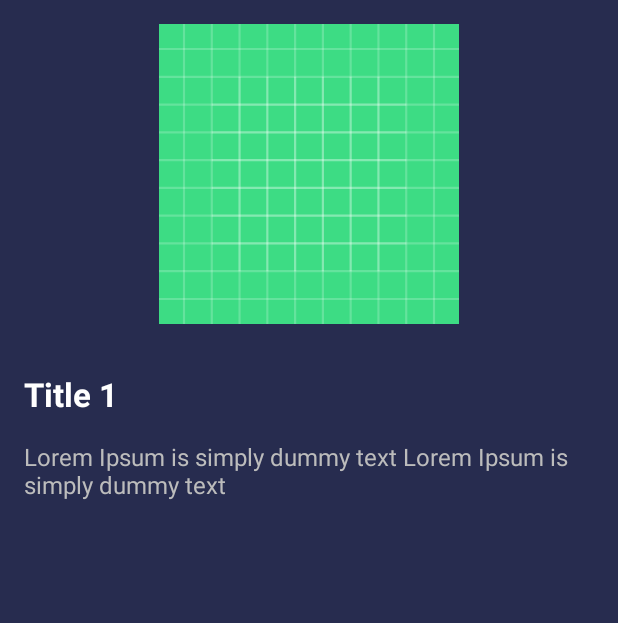
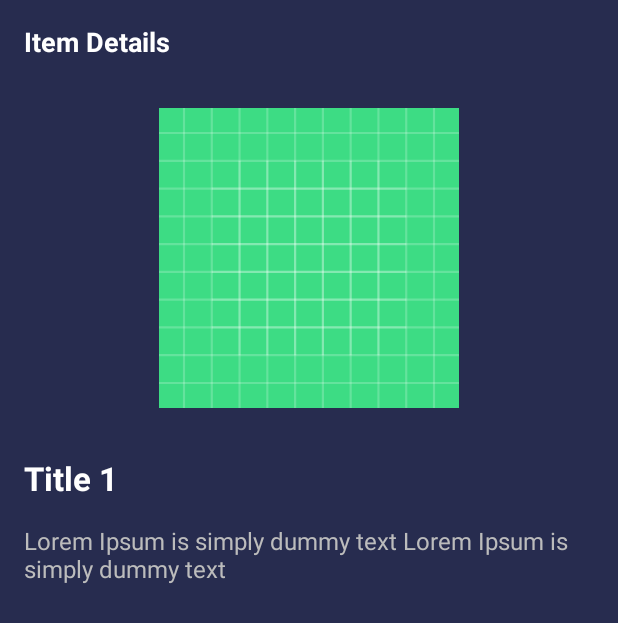
Before and after one commit to kundan-gif/NoBrokerAssignment, an Android app: the layout activity_item_details.xml on its own in the app's theme, with its tools: preview values and no code run, on a phone screen of 412 x 824 dp. Shown: the top 623 px of the screen. Run offline under Robolectric (Android 15) with nearby library versions, the light colour scheme and no system bars.

```diff
--- a/Assignment/app/build.gradle
+++ b/Assignment/app/build.gradle
@@ -77,9 +77,4 @@ dependencies {
     implementation 'androidx.cardview:cardview:1.0.0'
     implementation 'com.github.bumptech.glide:glide:4.12.0'
     annotationProcessor 'com.github.bumptech.glide:compiler:4.12.0'
-    implementation 'com.balysv:material-ripple:1.0.2'
-    implementation 'com.mikhaellopez:circularimageview:3.2.0'
-
-
-
 }
--- /dev/null
+++ b/Assignment/app/src/main/res/anim/anim_splash.xml
@@ -0,0 +1,17 @@
+<?xml version="1.0" encoding="utf-8"?>
+<set xmlns:android="http://schemas.android.com/apk/res/android"
+    android:fillAfter="true">
+    <translate
+        android:duration="2000"
+        android:fromXDelta="0%p"
+        android:fromYDelta="0%p"
+        android:interpolator="@android:anim/accelerate_decelerate_interpolator"
+        android:toXDelta="0%p"
+        android:toYDelta="50%p" />
+
+    <alpha
+        android:duration="2000"
+        android:fromAlpha="0.0"
+        android:interpolator="@android:anim/accelerate_decelerate_interpolator"
+        android:toAlpha="1.0" />
+</set>
--- /dev/null
+++ b/Assignment/app/src/main/res/drawable/ic_baseline_arrow_back_24.xml
@@ -0,0 +1,5 @@
+<vector android:height="24dp" android:tint="#FFFFFF"
+    android:viewportHeight="24" android:viewportWidth="24"
+    android:width="24dp" xmlns:android="http://schemas.android.com/apk/res/android">
+    <path android:fillColor="@android:color/white" android:pathData="M20,11H7.83l5.59,-5.59L12,4l-8,8 8,8 1.41,-1.41L7.83,13H20v-2z"/>
+</vector>
--- a/Assignment/app/src/main/res/layout/activity_item_details.xml
+++ b/Assignment/app/src/main/res/layout/activity_item_details.xml
@@ -7,6 +7,22 @@
     android:orientation="vertical"
     android:layout_height="match_parent"
     tools:context=".views.ItemDetailsActivity">
+    <androidx.appcompat.widget.Toolbar
+        android:id="@+id/toolbar_item_details_activity"
+        android:layout_width="match_parent"
+        android:layout_height="?attr/actionBarSize">
+
+        <TextView
+            android:id="@+id/tv_title"
+            android:layout_width="match_parent"
+            android:layout_height="match_parent"
+            android:gravity="center_vertical"
+            android:text="Item Details"
+            android:textColor="@color/colorWhite"
+            android:textSize="18sp"
+            android:textStyle="bold" />
+
+    </androidx.appcompat.widget.Toolbar>
     <ImageView
         android:layout_width="match_parent"
         android:id="@+id/ivImage"
```
Also changed, not shown: Assignment/app/src/main/AndroidManifest.xml (+7 -2 lines), Assignment/app/src/main/java/com/masai/nobroker/views/ItemDetailsActivity.kt (+28 -0 lines), Assignment/app/src/main/java/com/masai/nobroker/views/SplashActivity.kt (added, +48 -0 lines), Assignment/app/src/main/res/layout/activity_splash.xml (added, +22 -0 lines), Assignment/app/src/main/res/values/styles.xml (+0 -9 lines).
